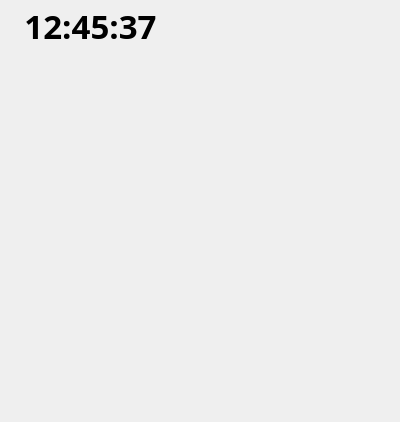
The window that Vass_2/mainwindow.ui (fobannit-studio/Vass-2) describes before a commit, drawn with Qt 5.
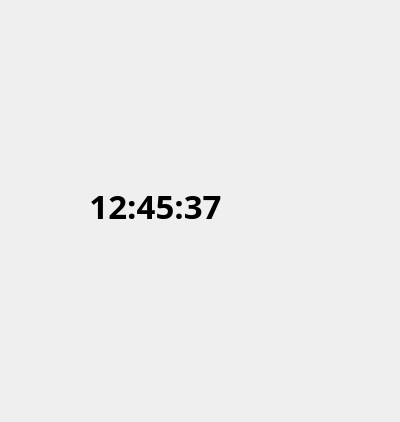
The same window after the commit. Icons and pictures are not drawn. Custom widgets are drawn as their Qt base class.

Diff of the .ui file:
```diff
--- a/Vass_2/mainwindow.ui
+++ b/Vass_2/mainwindow.ui
@@ -58,8 +58,8 @@
      <rect>
       <x>0</x>
       <y>0</y>
-      <width>181</width>
-      <height>51</height>
+      <width>311</width>
+      <height>411</height>
      </rect>
     </property>
     <property name="font">
```
